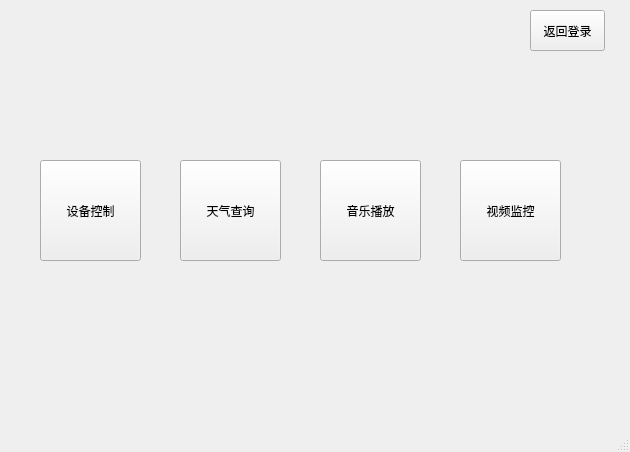
Qt form wps/QT/SmartHome/smarthome.ui (Chansla/Training) before a commit.
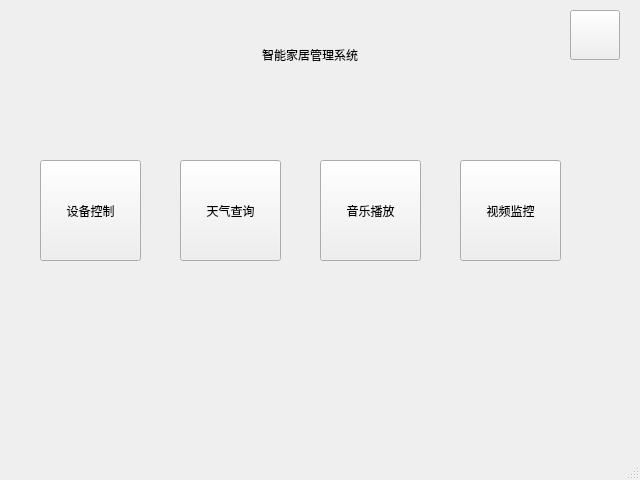
The same form after that commit.

What changed in the file:
```diff
--- a/wps/QT/SmartHome/smarthome.ui
+++ b/wps/QT/SmartHome/smarthome.ui
@@ -6,8 +6,8 @@
    <rect>
     <x>0</x>
     <y>0</y>
-    <width>630</width>
-    <height>452</height>
+    <width>640</width>
+    <height>480</height>
    </rect>
   </property>
   <property name="windowTitle">
@@ -17,14 +17,32 @@
    <widget class="QPushButton" name="pushButton_back">
     <property name="geometry">
      <rect>
-      <x>530</x>
+      <x>570</x>
       <y>10</y>
-      <width>75</width>
-      <height>41</height>
+      <width>50</width>
+      <height>50</height>
      </rect>
     </property>
+    <property name="sizePolicy">
+     <sizepolicy hsizetype="Fixed" vsizetype="Fixed">
+      <horstretch>0</horstretch>
+      <verstretch>0</verstretch>
+     </sizepolicy>
+    </property>
+    <property name="minimumSize">
+     <size>
+      <width>50</width>
+      <height>50</height>
+     </size>
+    </property>
+    <property name="maximumSize">
+     <size>
+      <width>50</width>
+      <height>50</height>
+     </size>
+    </property>
     <property name="text">
-     <string>返回登录</string>
+     <string/>
     </property>
    </widget>
    <widget class="QPushButton" name="pushButton_device">
@@ -79,6 +97,22 @@
      <string>视频监控</string>
     </property>
    </widget>
+   <widget class="QLabel" name="label_smartHome">
+    <property name="geometry">
+     <rect>
+      <x>180</x>
+      <y>30</y>
+      <width>260</width>
+      <height>50</height>
+     </rect>
+    </property>
+    <property name="text">
+     <string>智能家居管理系统</string>
+    </property>
+    <property name="alignment">
+     <set>Qt::AlignCenter</set>
+    </property>
+   </widget>
   </widget>
   <widget class="QMenuBar" name="menubar">
    <property name="geometry">
```
Left out of the diff: 6 changed lines with no effect on the pictures.
